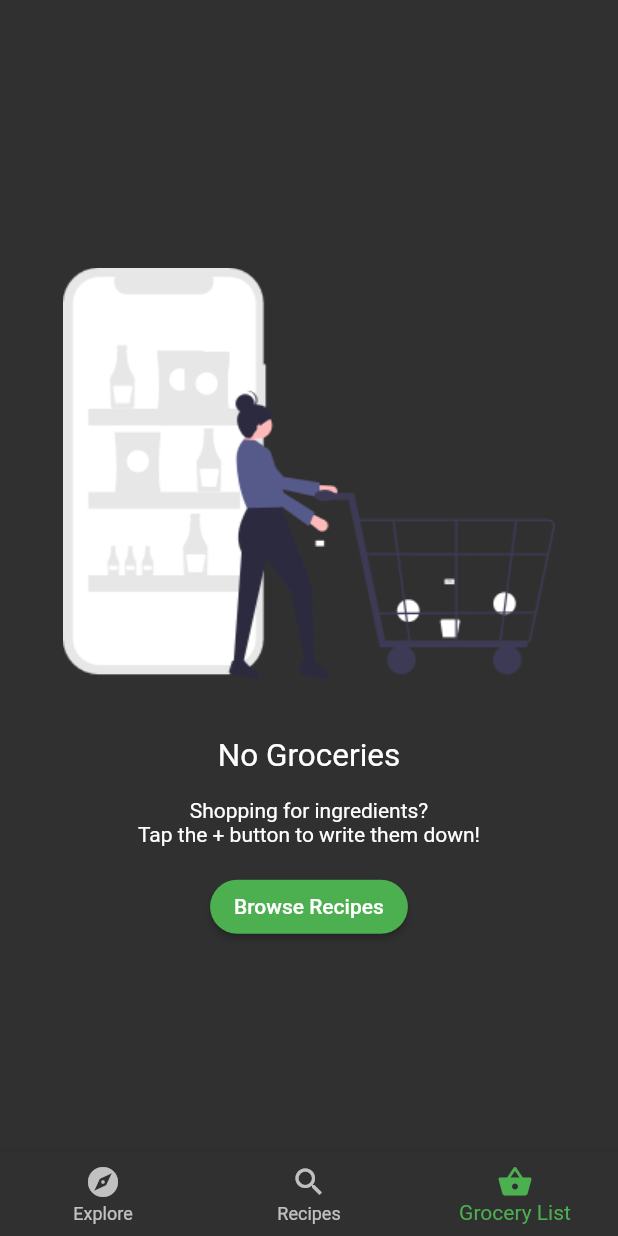
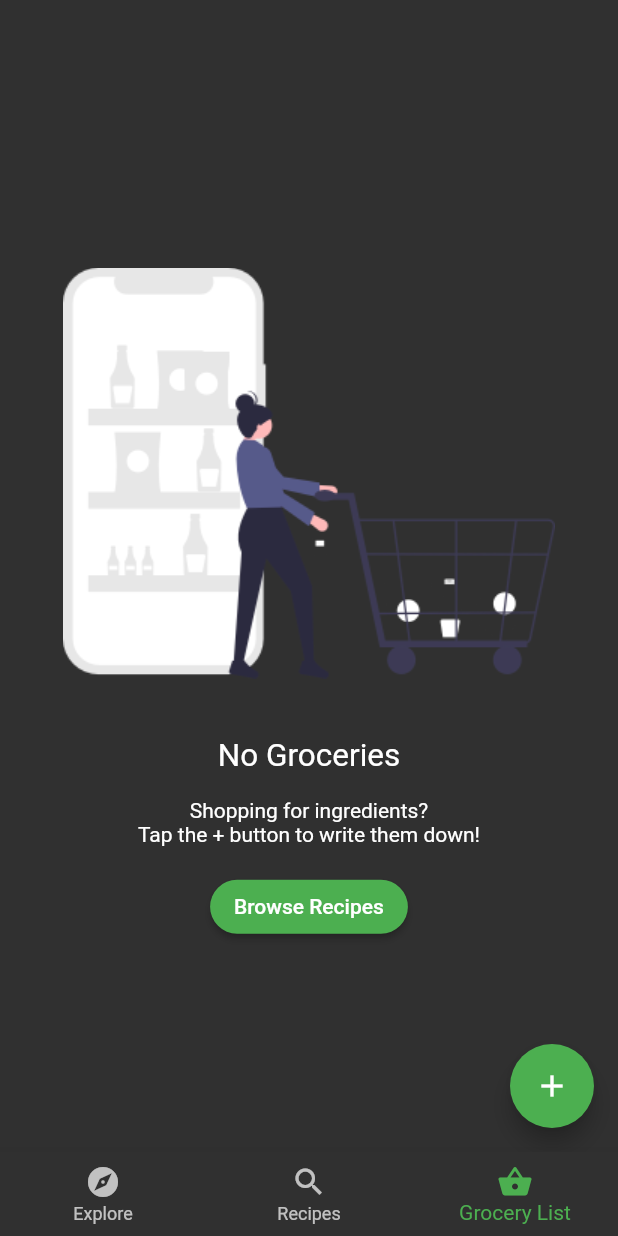
Before and after one commit to massimilianoporzio/fooderlich, a Flutter app: the screen it shows after launch, item 3 of the bottom bar chosen, on a phone screen of 412 x 824 dp. Run offline on Flutter 3.47's test engine with Material 2 defaults, Android fonts, the phone set to English and light mode, and no system bars; our stand-ins replace google_fonts.

Commit message:
grocery screen con scaffold e bottone

```diff
--- a/lib/screens/grocery_screen.dart
+++ b/lib/screens/grocery_screen.dart
@@ -1,11 +1,35 @@
+import '../models/models.dart';
 import 'package:flutter/material.dart';
 import 'package:fooderlich/screens/empty_grocery_screen.dart';
+import 'package:provider/provider.dart';
 
 class GroceryScreen extends StatelessWidget {
   const GroceryScreen({Key? key}) : super(key: key);
 
   @override
   Widget build(BuildContext context) {
-    return const EmptyGroceryScreen();
+    return Scaffold(
+      floatingActionButton: FloatingActionButton(
+        child: const Icon(Icons.add),
+        onPressed: () {
+          //TODO 11
+          print("ADD ITEM");
+        },
+      ),
+      body: buildGroceryScreen(),
+    );
+  }
+
+  Widget buildGroceryScreen() {
+    return Consumer(builder: (context, GroceryManager manager, child) {
+      if (manager.groceryItems.isNotEmpty) {
+        //TODO 25
+        return Container(
+          color: Colors.amber,
+        );
+      } else {
+        return EmptyGroceryScreen();
+      }
+    });
   }
 }
--- a/pubspec.yaml
+++ b/pubspec.yaml
@@ -10,8 +10,11 @@ environment:
 dependencies:
   flutter:
     sdk: flutter
+  flutter_colorpicker: ^1.0.3
   google_fonts: ^2.1.0
+  intl: ^0.17.0
   provider: ^6.0.3
+  uuid: ^3.0.6
 
 dev_dependencies:
   flutter_test:
```
Also changed, not shown: pubspec.lock.
